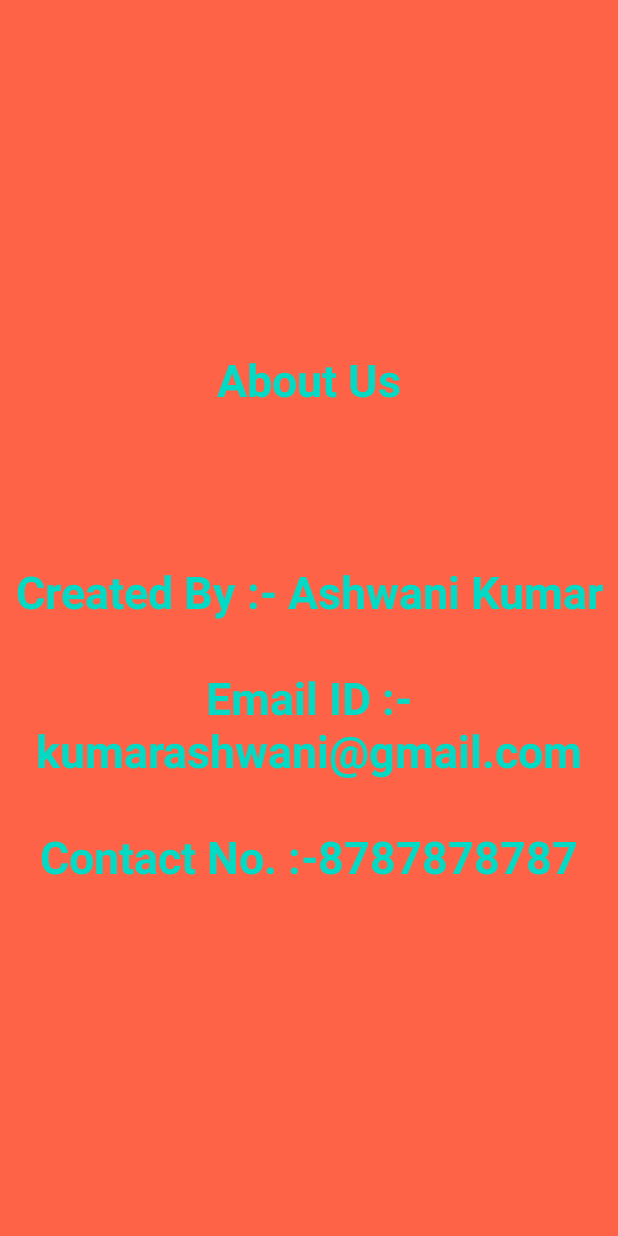
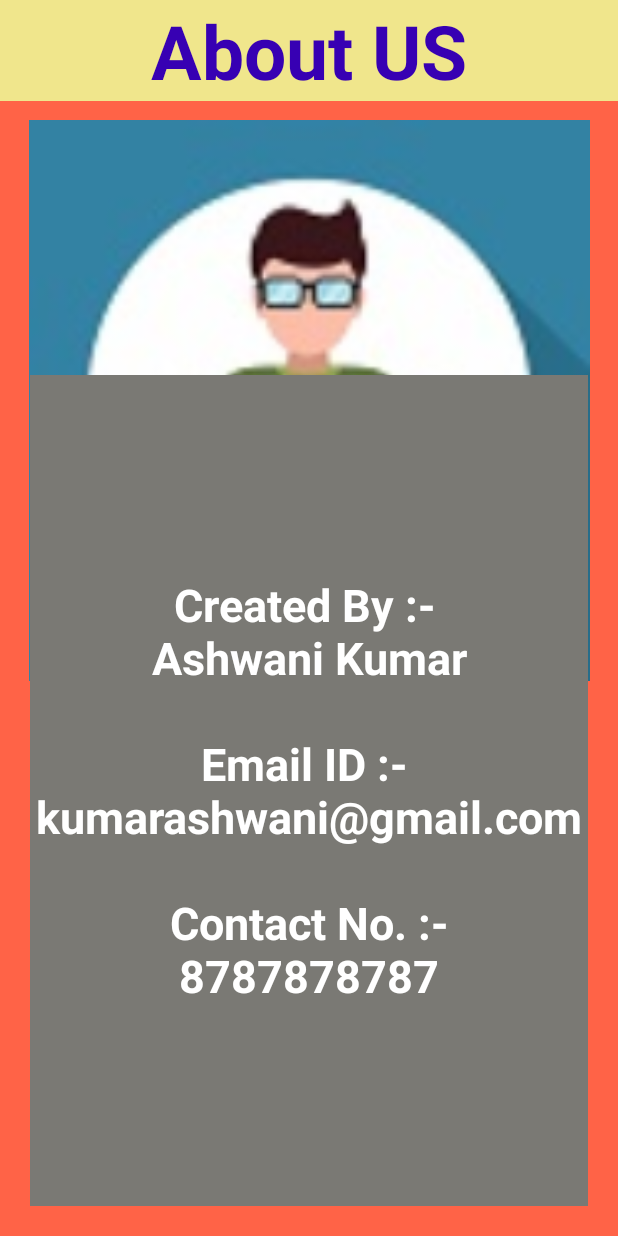
Before and after one commit to BeTrueToYourself/TutorialApp, an Android app: the layout aboutus.xml on its own in the app's theme, with its tools: preview values and no code run, on a phone screen of 412 x 824 dp. Run offline under Robolectric (Android 15) with nearby library versions, the light colour scheme and no system bars.

Commit message:
TutorialApp

```diff
--- a/app/src/main/AndroidManifest.xml
+++ b/app/src/main/AndroidManifest.xml
@@ -19,9 +19,9 @@
         <activity android:name=".ProfileActivity"></activity>
         <activity android:name=".RegistrationActivity"></activity>
         <activity android:name=".LoginActivity"></activity>
-        <activity android:name=".MainActivity2"/>
-        <activity android:name=".MainActivity3"/>
-        <activity android:name=".MainActivity4"/>
+        <activity android:name=".AskQuery"/>
+        <activity android:name=".ReportIssue"/>
+        <activity android:name=".Feedback"/>
         <activity android:name=".AboutUs"/>
         <receiver android:name=".AlarmBroadcastManager"></receiver>
     </application>
--- a/app/src/main/java/com/example/cse226tutorialapp/MainActivity2.java
+++ b/app/src/main/java/com/example/cse226tutorialapp/AskQuery.java
@@ -10,14 +10,14 @@ import android.widget.Toast;
 
 import androidx.appcompat.app.AppCompatActivity;
 
-public class MainActivity2 extends AppCompatActivity {
+public class AskQuery extends AppCompatActivity {
     TextView tv;
     EditText q,p;
 
     @Override
     protected void onCreate(Bundle savedInstanceState) {
         super.onCreate(savedInstanceState);
-        setContentView(R.layout.activity2);
+        setContentView(R.layout.askquery);
         tv = findViewById(R.id.tv4);
         SQLiteDatabase database = openOrCreateDatabase("query.db", this.MODE_PRIVATE, null);
         database.execSQL("CREATE TABLE IF NOT EXISTS Query(cn TEXT, qu TEXT PRIMARY KEY);");
--- a/app/src/main/java/com/example/cse226tutorialapp/MainActivity4.java
+++ b/app/src/main/java/com/example/cse226tutorialapp/Feedback.java
@@ -20,7 +20,7 @@ import android.widget.Toast;
 
 import androidx.appcompat.app.AppCompatActivity;
 
-public class MainActivity4 extends AppCompatActivity {
+public class Feedback extends AppCompatActivity {
     TextView tv1;
     EditText s2,n;
     ListView listView;
@@ -30,7 +30,7 @@ public class MainActivity4 extends AppCompatActivity {
 
     protected void onCreate(Bundle savedInstanceState) {
         super.onCreate(savedInstanceState);
-        setContentView(R.layout.activity4);
+        setContentView(R.layout.feedback);
         tv1 = findViewById(R.id.tv5);
         SQLiteDatabase database = openOrCreateDatabase("feedback.db", this.MODE_PRIVATE, null);
         database.execSQL("CREATE TABLE IF NOT EXISTS Feed(nm TEXT, fd TEXT PRIMARY KEY);");
@@ -72,7 +72,7 @@ public class MainActivity4 extends AppCompatActivity {
     public boolean onContextItemSelected(MenuItem item){
         if(item.getItemId()==R.id.ou){
             Toast.makeText(getApplicationContext(),"Open The URL",Toast.LENGTH_LONG).show();
-            gotoUrl("https://www.google.com/");
+            gotoUrl("https://github.com/BeTrueToYourself/TutorialApp/tree/master");
 
         }
         else if(item.getItemId()==R.id.cu){
--- a/app/src/main/java/com/example/cse226tutorialapp/ProfileActivity.java
+++ b/app/src/main/java/com/example/cse226tutorialapp/ProfileActivity.java
@@ -159,17 +159,17 @@ public class ProfileActivity extends AppCompatActivity {
         int id = item.getItemId();
         switch (id){
             case R.id.aq:
-                Intent askq = new Intent(ProfileActivity.this, MainActivity2.class);
+                Intent askq = new Intent(ProfileActivity.this, AskQuery.class);
                 startActivity(askq);
                 Toast.makeText(getApplicationContext(),"You have clicked on Ask Query?",Toast.LENGTH_LONG).show();
                 return true;
             case R.id.ri:
-                Intent rps = new Intent(ProfileActivity.this, MainActivity3.class);
+                Intent rps = new Intent(ProfileActivity.this, ReportIssue.class);
                 startActivity(rps);
                 Toast.makeText(getApplicationContext(),"You have clicked on Report-Issue.",Toast.LENGTH_LONG).show();
                 return true;
             case R.id.fb:
-                Intent fbk = new Intent(ProfileActivity.this, MainActivity4.class);
+                Intent fbk = new Intent(ProfileActivity.this, Feedback.class);
                 startActivity(fbk);
                 Toast.makeText(getApplicationContext(),"You have clicked on Feedback",Toast.LENGTH_LONG).show();
                 return true;
--- a/app/src/main/java/com/example/cse226tutorialapp/MainActivity3.java
+++ b/app/src/main/java/com/example/cse226tutorialapp/ReportIssue.java
@@ -12,13 +12,13 @@ import android.widget.Toast;
 
 import androidx.appcompat.app.AppCompatActivity;
 
-    public class MainActivity3 extends AppCompatActivity {
+    public class ReportIssue extends AppCompatActivity {
         TextView tv;
         EditText s1,e;
 
         protected void onCreate(Bundle savedInstanceState) {
             super.onCreate(savedInstanceState);
-            setContentView(R.layout.activity3);
+            setContentView(R.layout.reportissue);
             tv = findViewById(R.id.tv4);
             SQLiteDatabase database = openOrCreateDatabase("issue.db", this.MODE_PRIVATE, null);
             database.execSQL("CREATE TABLE IF NOT EXISTS Issue(em TEXT, iss TEXT PRIMARY KEY);");
--- a/app/src/main/res/layout/aboutus.xml
+++ b/app/src/main/res/layout/aboutus.xml
@@ -9,11 +9,40 @@
     tools:context=".AboutUs">
     <TextView
         android:layout_width="match_parent"
+        android:layout_height="wrap_content"
+        android:layout_marginTop="20dp"
+        android:gravity="center"
+        android:background="@color/khaki"
+        android:textSize="50dp"
+        android:textColor="@color/colorPrimaryDark"
+        android:textStyle="bold"
+        android:text="About US"
+        android:id="@+id/t0"
+        android:layout_gravity="center"
+        />
+    <ImageView
+        android:layout_width="match_parent"
         android:layout_height="match_parent"
-        android:text="About Us\n\n\n\nCreated By :- Ashwani Kumar\n\nEmail ID :- kumarashwani@gmail.com\n\nContact No. :-8787878787"
-        android:textColor="@color/colorAccent"
+        android:layout_marginTop="80dp"
+        android:src="@drawable/dp"
+        android:foregroundGravity="center"
+        android:layout_marginBottom="370dp"
+
+        />
+
+
+    <TextView
+        android:layout_width="match_parent"
+        android:layout_height="match_parent"
+        android:text="Created By :- \nAshwani Kumar\n\nEmail ID :- \nkumarashwani@gmail.com\n\nContact No. :-\n8787878787"
+        android:textColor="@color/white"
         android:textStyle="bold"
+        android:layout_marginTop="250dp"
+        android:background="@color/grey"
         android:textSize="30dp"
+        android:layout_marginRight="20dp"
+        android:layout_marginLeft="20dp"
+        android:layout_marginBottom="20dp"
         android:gravity="center"
   ></TextView>
 
--- a/app/src/main/res/layout/activity2.xml
+++ b/app/src/main/res/layout/askquery.xml
@@ -5,7 +5,7 @@
     android:layout_width="match_parent"
     android:layout_height="match_parent"
     android:orientation="vertical"
-    tools:context=".MainActivity2"
+    tools:context=".AskQuery"
     android:background="@color/tomato">
 
     <TextView
--- a/app/src/main/res/layout/activity4.xml
+++ b/app/src/main/res/layout/feedback.xml
@@ -5,7 +5,7 @@
     android:layout_width="match_parent"
     android:layout_height="match_parent"
     android:orientation="vertical"
-    tools:context=".MainActivity4"
+    tools:context=".Feedback"
     android:background="@color/tomato">
 
     <TextView
@@ -94,7 +94,7 @@
     <TextView
         android:layout_width="wrap_content"
         android:layout_height="wrap_content"
-        android:text="https://www.google.com/"
+        android:text="https://github.com/BeTrueToYourself/TutorialApp/tree/master"
         android:textStyle="bold"
         android:textAlignment="center"
         android:textFontWeight="@android:integer/config_longAnimTime"
--- a/app/src/main/res/layout/activity3.xml
+++ b/app/src/main/res/layout/reportissue.xml
@@ -5,7 +5,7 @@
     android:layout_width="match_parent"
     android:layout_height="match_parent"
     android:orientation="vertical"
-    tools:context=".MainActivity3"
+    tools:context=".ReportIssue"
     android:background="@color/tomato">
 
     <TextView
```
Also changed, not shown: app/src/main/res/layout/activity_profile.xml (+6 -9 lines), app/src/main/res/drawable/dp.jpg (added).
